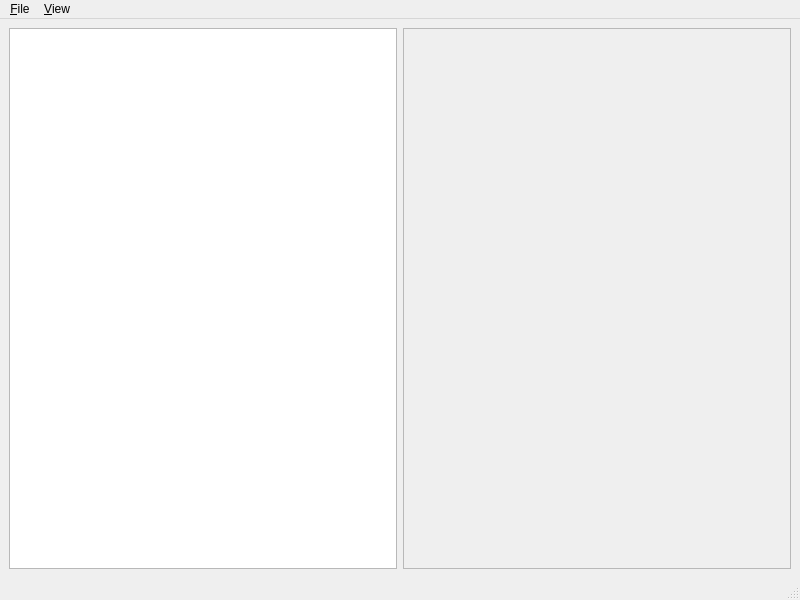
Old version of the form src/mainwindow.ui in the repository xyshal/counties.
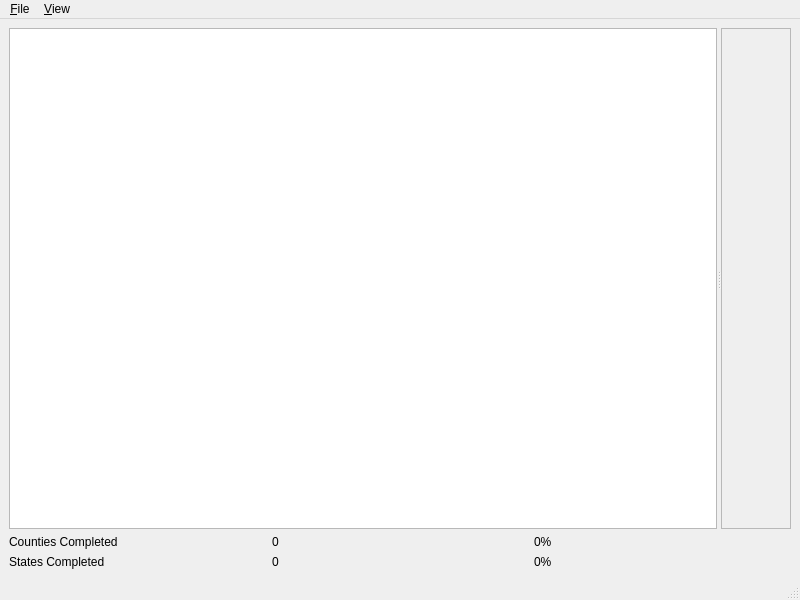
New version of the form. Custom widgets are drawn as their Qt base class.

Commit message: Added a basic framework for counties and a default state with all of them

What changed in the file:
```diff
--- a/src/mainwindow.ui
+++ b/src/mainwindow.ui
@@ -14,13 +14,13 @@
    <string>MainWindow</string>
   </property>
   <widget class="QWidget" name="centralwidget">
-   <layout class="QGridLayout" name="gridLayout">
-    <item row="0" column="0">
-     <layout class="QHBoxLayout" name="mainLayout">
+   <layout class="QVBoxLayout" name="verticalLayout" stretch="1,0">
       <item>
+     <widget class="QSplitter" name="dataSplitter">
+      <property name="orientation">
+       <enum>Qt::Horizontal</enum>
+      </property>
        <widget class="QTreeView" name="countyList"/>
-      </item>
-      <item>
        <widget class="QScrollArea" name="scrollArea">
         <property name="widgetResizable">
          <bool>true</bool>
@@ -30,11 +30,62 @@
           <rect>
            <x>0</x>
            <y>0</y>
-           <width>385</width>
-           <height>536</height>
+          <width>68</width>
+          <height>494</height>
           </rect>
          </property>
         </widget>
+      </widget>
+     </widget>
+    </item>
+    <item>
+     <layout class="QGridLayout" name="statisticsLayout">
+      <property name="sizeConstraint">
+       <enum>QLayout::SetDefaultConstraint</enum>
+      </property>
+      <property name="spacing">
+       <number>6</number>
+      </property>
+      <item row="1" column="1">
+       <widget class="QLabel" name="countiesCompleted">
+        <property name="text">
+         <string>0</string>
+        </property>
+       </widget>
+      </item>
+      <item row="1" column="2">
+       <widget class="QLabel" name="countiesCompletedPercent">
+        <property name="text">
+         <string>0%</string>
+        </property>
+       </widget>
+      </item>
+      <item row="1" column="0">
+       <widget class="QLabel" name="completedLabel">
+        <property name="text">
+         <string>Counties Completed</string>
+        </property>
+       </widget>
+      </item>
+      <item row="2" column="0">
+       <widget class="QLabel" name="statesCompletedLabel">
+        <property name="text">
+         <string>States Completed</string>
+        </property>
+       </widget>
+      </item>
+      <item row="2" column="1">
+       <widget class="QLabel" name="statesCompleted">
+        <property name="text">
+         <string>0</string>
+        </property>
+       </widget>
+      </item>
+      <item row="2" column="2">
+       <widget class="QLabel" name="statesCompletedPercent">
+        <property name="text">
+         <string>0%</string>
+        </property>
        </widget>
       </item>
      </layout>
```
Lines whose indentation alone changed are shown as unchanged. The commit also changes 8 other files.
